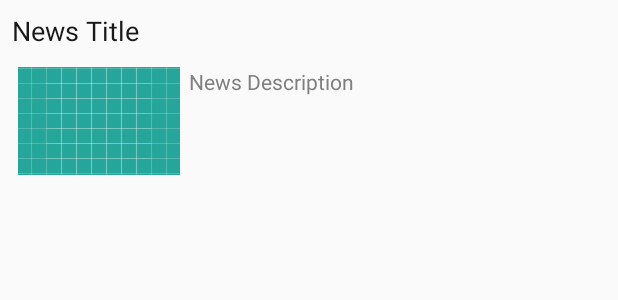
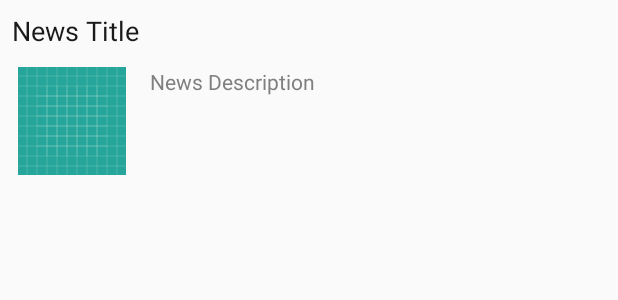
Before and after one commit to Rialreborn/Android_Basic-Networkin-News_App, an Android app: the layout news_item.xml on its own in the app's theme, with its tools: preview values and no code run, on a phone screen of 412 x 824 dp. Shown: the top 300 px of the screen. Run offline under Robolectric (Android 15) with nearby library versions, the phone set to English and light mode, and no system bars.

Commit message:
Load article images

```diff
--- a/app/src/main/java/com/example/android/mynewsapp/NewsAdapter.java
+++ b/app/src/main/java/com/example/android/mynewsapp/NewsAdapter.java
@@ -5,6 +5,7 @@ import android.view.LayoutInflater;
 import android.view.View;
 import android.view.ViewGroup;
 import android.widget.ArrayAdapter;
+import android.widget.ImageView;
 import android.widget.TextView;
 
 import java.util.ArrayList;
@@ -42,6 +43,11 @@ public class NewsAdapter extends ArrayAdapter<NewsObject> {
         TextView contentTextView = listItemView.findViewById(R.id.content_news_item);
         contentTextView.setText(newsObject.getNewsContent());
 
+
+
+        ImageView imageView = listItemView.findViewById(R.id.image_news_item);
+        imageView.setImageBitmap(newsObject.getNewsImage());
+
         return listItemView;
     }
 }
--- a/app/src/main/res/layout/news_item.xml
+++ b/app/src/main/res/layout/news_item.xml
@@ -1,36 +1,47 @@
 <?xml version="1.0" encoding="utf-8"?>
-<RelativeLayout xmlns:android="http://schemas.android.com/apk/res/android"
+<LinearLayout xmlns:android="http://schemas.android.com/apk/res/android"
     xmlns:tools="http://schemas.android.com/tools"
     android:layout_width="match_parent"
     android:layout_height="match_parent"
-    android:layout_margin="4dp">
+    android:layout_margin="4dp"
+    android:orientation="vertical">
 
     <TextView
         android:id="@+id/title_news_item"
         android:layout_width="match_parent"
         android:layout_height="wrap_content"
         android:layout_margin="4dp"
+        android:ellipsize="end"
         android:maxLines="2"
-        android:ellipsize="end"
         android:textColor="@color/colorNewsTitle"
         android:textSize="18sp"
         tools:text="News Title" />
 
+    <LinearLayout
+        android:layout_width="match_parent"
+        android:orientation="horizontal"
+        android:layout_height="wrap_content">
+
+
+        <ImageView
+            android:id="@+id/image_news_item"
+            android:layout_width="72dp"
+            android:layout_height="72dp"
+            android:layout_margin="8dp"
+            android:src="@drawable/ic_launcher_background"
+            android:contentDescription="@string/image_content"
+            android:drawableLeft="@drawable/ic_launcher_background"
+            android:drawableStart="@drawable/ic_launcher_background" />
 
         <TextView
             android:id="@+id/content_news_item"
             android:layout_width="match_parent"
             android:layout_height="72dp"
-        android:layout_below="@id/title_news_item"
             android:layout_margin="8dp"
-        android:drawableLeft="@drawable/ic_launcher_background"
-        android:drawablePadding="6dp"
-        android:drawableStart="@drawable/ic_launcher_background"
             android:ellipsize="end"
             android:maxLines="4"
-
             android:textColor="@color/colorNewsContent"
             tools:text="News Description" />
 
-
-</RelativeLayout>
+    </LinearLayout>
+</LinearLayout>
```
Also changed, not shown: app/src/main/java/com/example/android/mynewsapp/ImageLoader.java (added, +46 -0 lines), app/src/main/java/com/example/android/mynewsapp/NetworkRequest.java (+36 -3 lines), app/src/main/java/com/example/android/mynewsapp/NewsObject.java (+5 -3 lines). Lines whose indentation alone changed are shown as unchanged.
